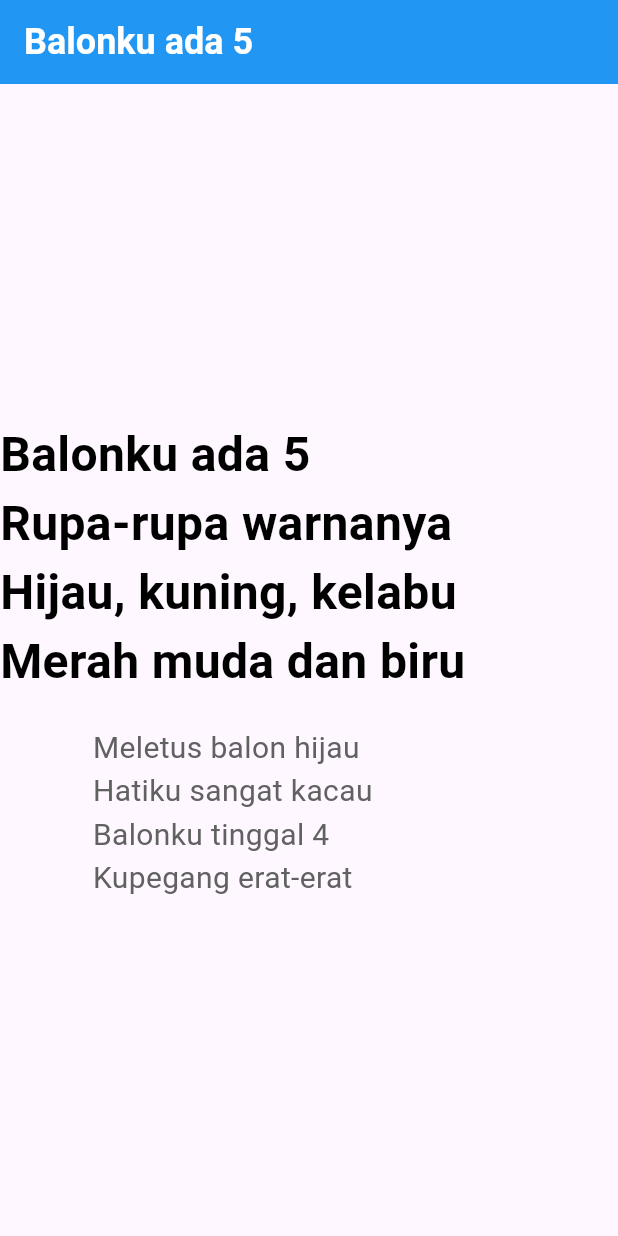
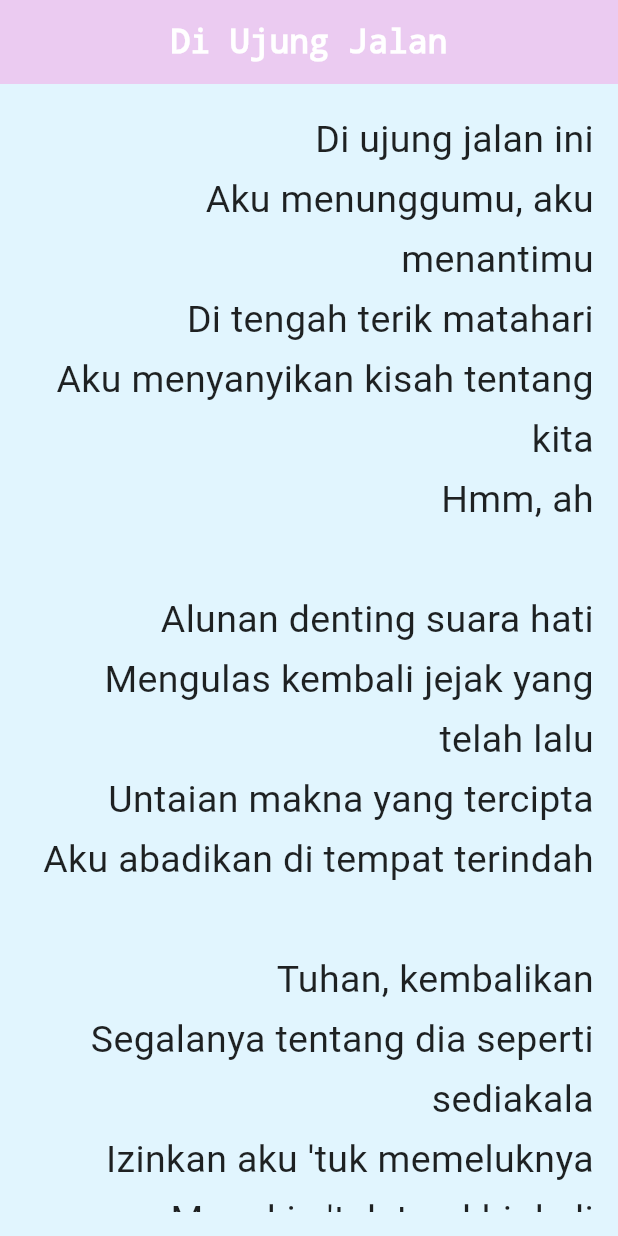
Before and after one commit to claudyadestine/Mobile, a Flutter app: the screen it shows after launch, on a phone screen of 412 x 824 dp. Run offline on Flutter 3.47's test engine with Material 3 defaults, Android fonts, the phone set to English and light mode, and no system bars; Roboto replaces fonts that are missing (Arial, cursive).

Commit message:
tugas lirik lagu

```diff
--- a/prakFlutter/project5/lib/main.dart
+++ b/prakFlutter/project5/lib/main.dart
@@ -12,46 +12,70 @@ class ClaudyaApp extends StatelessWidget {
       home: Scaffold(
         appBar: AppBar(
           title: Text(
-            "Balonku ada 5",
+            "Di Ujung Jalan",
             style: TextStyle(
-              fontSize: 24,
+              fontSize: 22,
               fontWeight: FontWeight.bold,
               color: Colors.white,
-              fontFamily: 'Arial',
+              fontFamily: 'monospace',
             ),
           ),
-          backgroundColor: Colors.blue,
-          centerTitle: false,
+          backgroundColor: const Color.fromARGB(255, 235, 203, 241),
+          centerTitle: true,
           foregroundColor: Colors.white,
         ),
-        body: Column(
-          mainAxisAlignment: MainAxisAlignment.center,
-          crossAxisAlignment: CrossAxisAlignment.center,
-          children: [
-            Text(
-              "Balonku ada 5\nRupa-rupa warnanya\nHijau, kuning, kelabu\nMerah muda dan biru",
-              style: TextStyle(
-                fontSize: 32,
-                fontWeight: FontWeight.bold,
-                color: Colors.black,
-                fontFamily: 'Arial',
-              ),
+        body: Container(
+          color: Colors.lightBlue[50],
+          padding: EdgeInsets.all(16),
+          child: SingleChildScrollView(
+          child: Text(
+            """Di ujung jalan ini
+Aku menunggumu, aku menantimu
+Di tengah terik matahari
+Aku menyanyikan kisah tentang kita
+Hmm, ah
+
+Alunan denting suara hati
+Mengulas kembali jejak yang telah lalu
+Untaian makna yang tercipta
+Aku abadikan di tempat terindah
+
+Tuhan, kembalikan
+Segalanya tentang dia seperti sediakala
+Izinkan aku 'tuk memeluknya
+Mungkin 'tuk terakhir kali
+Agar aku dapat merasakan
+Cinta ini selamanya
+Ketika malam telah tiba
+Aku menyadari kau takkan kembali
+
+Tuhan, kembalikan
+Segalanya tentang dia seperti sediakala
+Izinkan aku 'tuk memeluknya
+Mungkin 'tuk terakhir kali
+Agar aku dapat merasakan
+Cinta ini selamanya
+Tuhan, kembalikan
+Segalanya tentang dia
+(Izinkan aku) Izinkan aku
+Memeluknya, oh
+Ketika malam telah tiba
+Aku menyadari kau takkan kembali""",
+            textAlign: TextAlign.right, //
+            style: TextStyle(
+              fontSize: 25,
+              color: Colors.black87,
+              fontFamily: 'cursive',
+              height: 1.6, // kasih spasi antar baris biar enak dibaca
             ),
-            SizedBox(height: 20),
-            Text(
-              "Meletus balon hijau\nHatiku sangat kacau\nBalonku tinggal 4\nKupegang erat-erat",
-              style: TextStyle(
-                fontSize: 20,
-                color: Colors.grey[700],
-                fontFamily: 'Arial',
-              ),
-            ),
-          ],
+          ),
+        ),
         ),
       ),
     );
   }
 }
+
 
 // class MyApp extends StatelessWidget {
 //   const MyApp({super.key});
```
